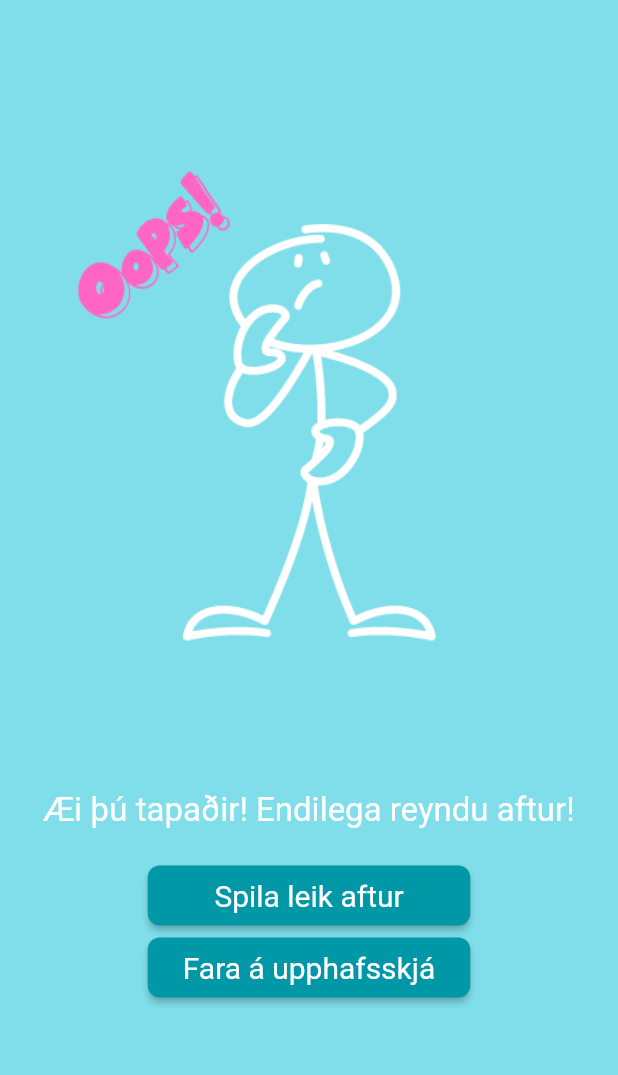
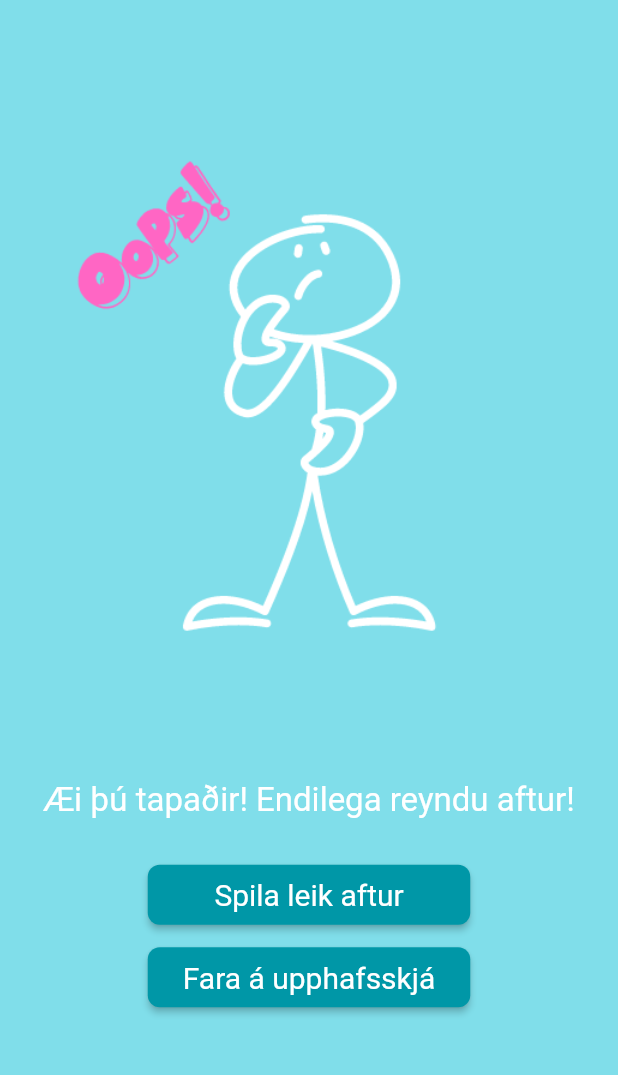
Before and after one commit to indianaea/hangman_game, a Flutter app: the EndScreen widget shown alone on an empty page, opened directly with empty values, on a phone screen of 412 x 824 dp, the part 63-1138 px from its top. Run offline on Flutter 3.47's test engine with Material 2 defaults, Android fonts, the phone set to English and light mode, and no system bars.

Commit message:
farið yfir athugasemdir

```diff
--- a/lib/screens/end_game_screen.dart
+++ b/lib/screens/end_game_screen.dart
@@ -33,8 +33,8 @@ class EndScreen extends StatelessWidget {
 
   // UI-ið sett upp fyrir enda skjáinn þar sem notast er við widgetin
   // ScreenContainer og CustomButton þar sem leikmaður fær þau skilaboð
-  // og þá mynd hvort hann vann eða tapaði leiknum og fær valmöguleikana að
-  // spila aftur eða fara á upphafskjá.
+  // og þá mynd eftir því hvort hann vann eða tapaði leiknum og fær
+  // valmöguleikana að spila aftur eða fara á upphafskjá.
   @override
   Widget build(BuildContext context) {
     String message = isWinner
@@ -61,16 +61,17 @@ class EndScreen extends StatelessWidget {
           style: TextStyle(
             color: Colors.white,
             fontSize: 22.0,
-            fontWeight: FontWeight.normal,
+            fontWeight: FontWeight.w400,
           ),
         ),
-        SizedBox(height: 20.0),
+        SizedBox(height: 26.0),
         CustomButton(
           text: 'Spila leik aftur',
           onPressed: () => _resetGame(context),
           buttonWidth: 215,
           buttonHeight: 40,
         ),
+        SizedBox(height: 7),
         CustomButton(
           text: 'Fara á upphafsskjá',
           onPressed: () => _goToStartScreen(context),
```
Also changed, not shown: lib/screens/game_screen.dart (+6 -4 lines).
